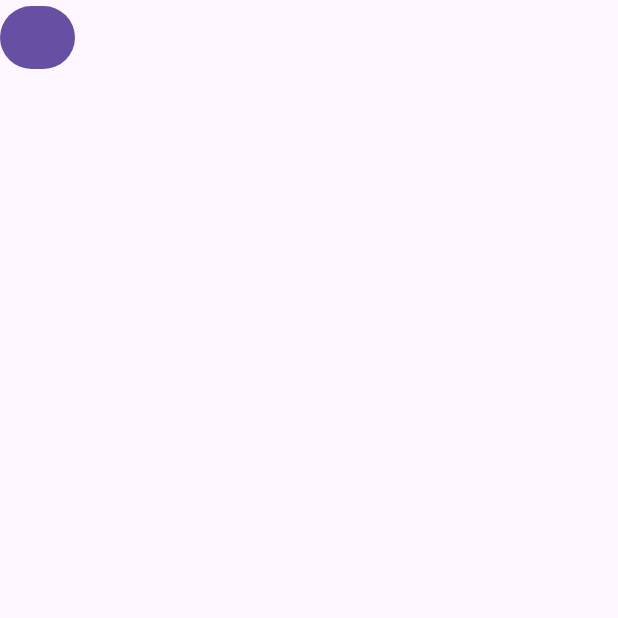
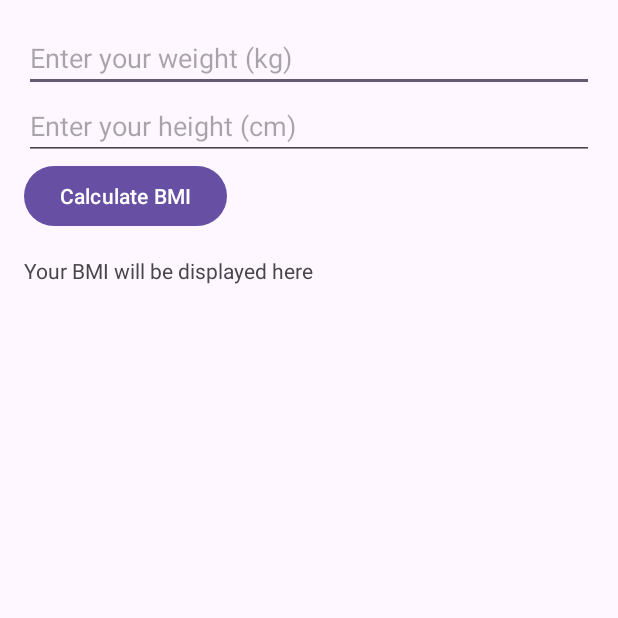
Before and after one commit to warzskynox12/app-glucide-aide, an Android app: the screen it shows after launch (MainActivity), on a phone screen of 412 x 824 dp, the top half of it. Run offline under Robolectric (Android 15) with nearby library versions, the phone set to English and light mode, and no system bars.

Commit message:
first commit

```diff
--- a/app/build.gradle.kts
+++ b/app/build.gradle.kts
@@ -1,5 +1,6 @@
 plugins {
     alias(libs.plugins.android.application)
+    alias(libs.plugins.google.gms.google.services)
 }
 
 android {
@@ -37,6 +38,7 @@ dependencies {
     implementation(libs.material)
     implementation(libs.activity)
     implementation(libs.constraintlayout)
+    implementation(libs.firebase.auth)
     testImplementation(libs.junit)
     androidTestImplementation(libs.ext.junit)
     androidTestImplementation(libs.espresso.core)
--- a/app/src/main/java/com/example/glucideaide/MainActivity.java
+++ b/app/src/main/java/com/example/glucideaide/MainActivity.java
@@ -1,24 +1,58 @@
 package com.example.glucideaide;
 
+import android.annotation.SuppressLint;
 import android.os.Bundle;
+import android.view.View;
+import android.widget.Button;
+import android.widget.EditText;
+import android.widget.TextView;
+import android.widget.Toast;
 
-import androidx.activity.EdgeToEdge;
 import androidx.appcompat.app.AppCompatActivity;
-import androidx.core.graphics.Insets;
-import androidx.core.view.ViewCompat;
-import androidx.core.view.WindowInsetsCompat;
+
 
 public class MainActivity extends AppCompatActivity {
+
+    // Declare the variables
+    EditText etWeight, etHeight;
+    Button btnCalculate;
+    TextView tvResult;
 
     @Override
     protected void onCreate(Bundle savedInstanceState) {
         super.onCreate(savedInstanceState);
-        EdgeToEdge.enable(this);
         setContentView(R.layout.activity_main);
-        ViewCompat.setOnApplyWindowInsetsListener(findViewById(R.id.main), (v, insets) -> {
-            Insets systemBars = insets.getInsets(WindowInsetsCompat.Type.systemBars());
-            v.setPadding(systemBars.left, systemBars.top, systemBars.right, systemBars.bottom);
-            return insets;
+
+        // Initialize the variables
+        etWeight = findViewById(R.id.etWeight);
+        etHeight = findViewById(R.id.etHeight);
+        btnCalculate = findViewById(R.id.btnCalculate);
+        tvResult = findViewById(R.id.tvResult);
+
+
+        // Set a click listener on the button
+        btnCalculate.setOnClickListener(new View.OnClickListener() {
+            @SuppressLint("SetTextI18n")
+            @Override
+            public void onClick(View v) {
+                // Get the weight and height from the user
+                String weight = etWeight.getText().toString();
+                String height = etHeight.getText().toString();
+
+                // Check if the weight and height are not empty
+                if (weight.isEmpty() || height.isEmpty()) {
+                    // Display a toast message
+                    Toast.makeText(MainActivity.this, "Please enter the weight and height", Toast.LENGTH_SHORT).show();
+                } else {
+                    // Calculate the BMI
+                    float weightValue = Float.parseFloat(weight);
+                    float heightValue = Float.parseFloat(height) / 100;
+                    float bmi = weightValue / (heightValue * heightValue);
+
+                    // Display the result
+                    tvResult.setText("Your BMI is: " + bmi);
+                }
+            }
         });
     }
 }
--- a/app/src/main/res/layout/activity_main.xml
+++ b/app/src/main/res/layout/activity_main.xml
@@ -1,16 +1,34 @@
 <?xml version="1.0" encoding="utf-8"?>
-<androidx.constraintlayout.widget.ConstraintLayout xmlns:android="http://schemas.android.com/apk/res/android"
-    xmlns:app="http://schemas.android.com/apk/res-auto"
-    xmlns:tools="http://schemas.android.com/tools"
-    android:id="@+id/main"
+<LinearLayout xmlns:android="http://schemas.android.com/apk/res/android"
     android:layout_width="match_parent"
     android:layout_height="match_parent"
-    tools:context=".MainActivity">
+    android:orientation="vertical"
+    android:padding="16dp">
+
+    <EditText
+        android:id="@+id/etWeight"
+        android:layout_width="match_parent"
+        android:layout_height="wrap_content"
+        android:hint="Enter your weight (kg)"
+        android:inputType="numberDecimal" />
+
+    <EditText
+        android:id="@+id/etHeight"
+        android:layout_width="match_parent"
+        android:layout_height="wrap_content"
+        android:hint="Enter your height (cm)"
+        android:inputType="numberDecimal" />
 
     <Button
-        android:id="@+id/button"
-        android:layout_width="50dp"
-        android:layout_height="50dp"
-        tools:layout_editor_absoluteX="16dp"
-        tools:layout_editor_absoluteY="16dp" />
-</androidx.constraintlayout.widget.ConstraintLayout>
+        android:id="@+id/btnCalculate"
+        android:layout_width="wrap_content"
+        android:layout_height="wrap_content"
+        android:text="Calculate BMI" />
+
+    <TextView
+        android:id="@+id/tvResult"
+        android:layout_width="match_parent"
+        android:layout_height="wrap_content"
+        android:paddingTop="16dp"
+        android:text="Your BMI will be displayed here" />
+</LinearLayout>
--- a/build.gradle.kts
+++ b/build.gradle.kts
@@ -1,4 +1,5 @@
 // Top-level build file where you can add configuration options common to all sub-projects/modules.
 plugins {
     alias(libs.plugins.android.application) apply false
+    alias(libs.plugins.google.gms.google.services) apply false
 }
--- a/gradle/libs.versions.toml
+++ b/gradle/libs.versions.toml
@@ -7,6 +7,8 @@ appcompat = "1.6.1"
 material = "1.10.0"
 activity = "1.9.1"
 constraintlayout = "2.1.4"
+googleGmsGoogleServices = "4.4.2"
+firebaseAuth = "23.0.0"
 
 [libraries]
 junit = { group = "junit", name = "junit", version.ref = "junit" }
@@ -16,6 +18,8 @@ appcompat = { group = "androidx.appcompat", name = "appcompat", version.ref = "a
 material = { group = "com.google.android.material", name = "material", version.ref = "material" }
 activity = { group = "androidx.activity", name = "activity", version.ref = "activity" }
 constraintlayout = { group = "androidx.constraintlayout", name = "constraintlayout", version.ref = "constraintlayout" }
+firebase-auth = { group = "com.google.firebase", name = "firebase-auth", version.ref = "firebaseAuth" }
 
 [plugins]
 android-application = { id = "com.android.application", version.ref = "agp" }
+google-gms-google-services = { id = "com.google.gms.google-services", version.ref = "googleGmsGoogleServices" }
```
Also changed, not shown: 1 other file.
